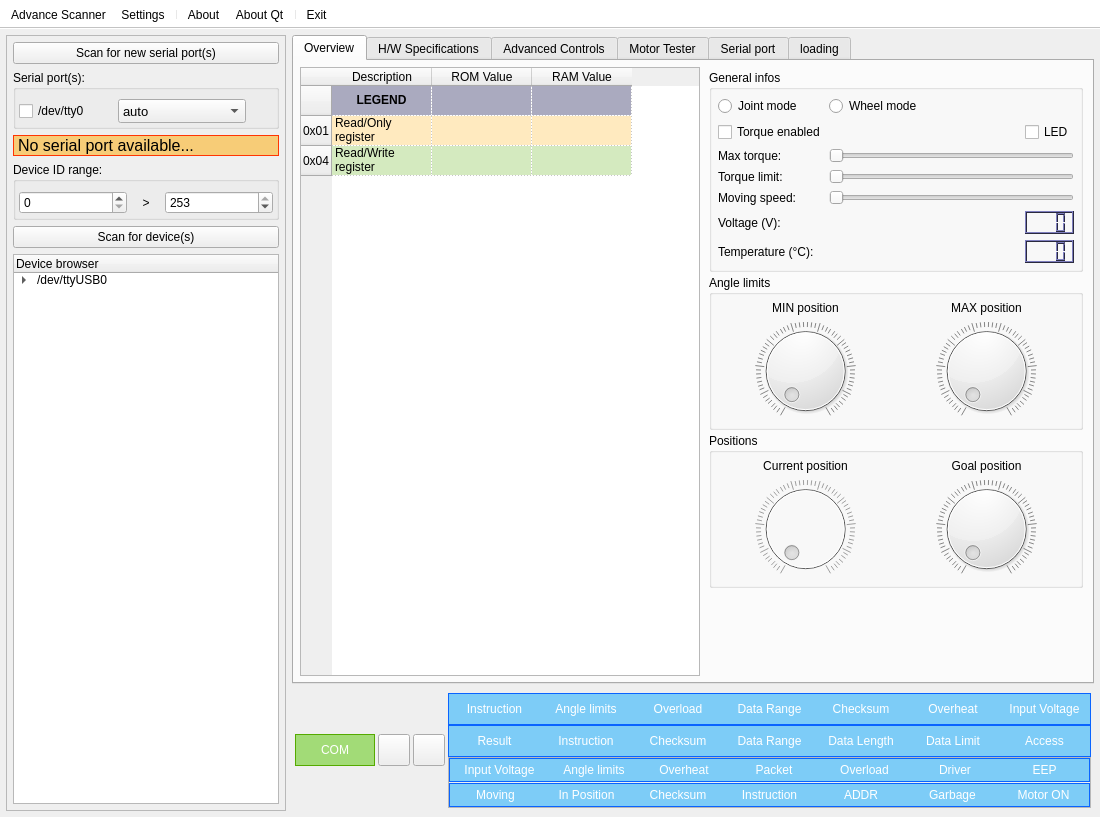
emericg/SmartServoFramework, file gui/ui/mainwindow.ui: the form before one commit.
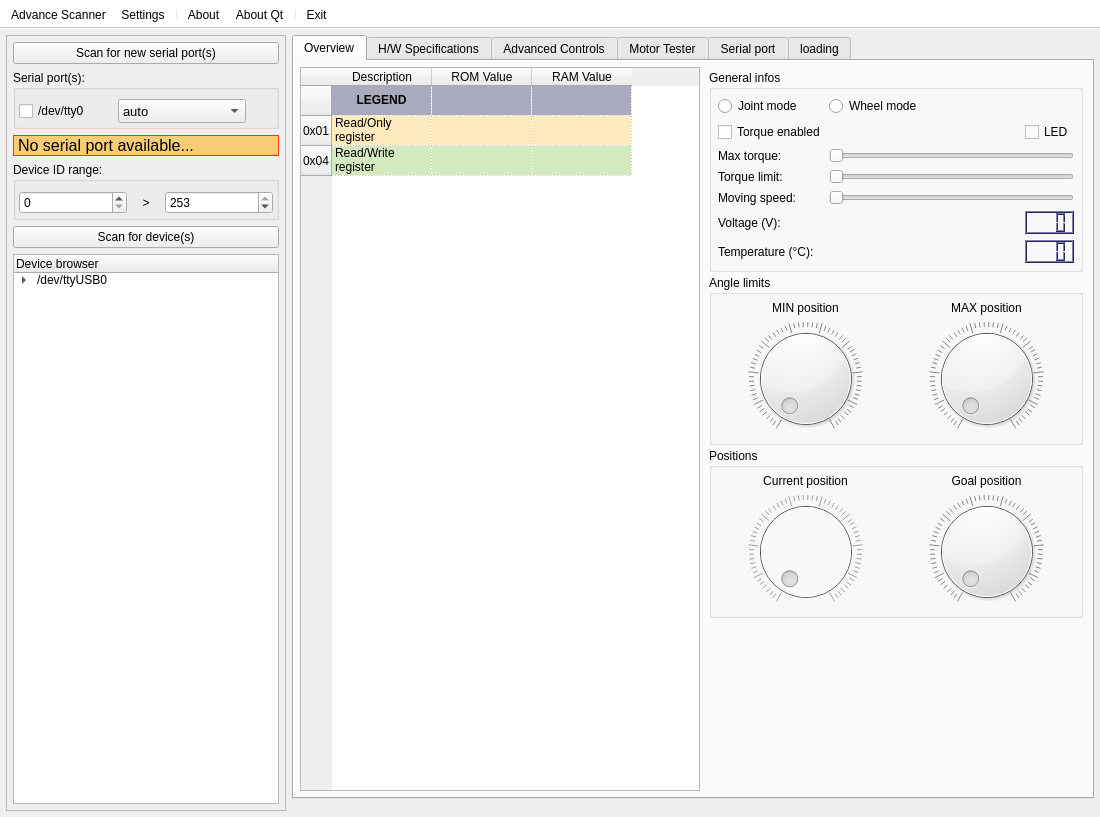
The form after the commit. Icons and pictures are not drawn. Custom widgets are drawn as their Qt base class.

Commit message: Split serial port error handling UI into its own widget

```diff
--- a/gui/ui/mainwindow.ui
+++ b/gui/ui/mainwindow.ui
@@ -41,7 +41,7 @@
     <property name="bottomMargin">
      <number>6</number>
     </property>
-    <item row="0" column="0" rowspan="2">
+    <item row="0" column="0" rowspan="3">
      <widget class="QFrame" name="frameDevices">
       <property name="minimumSize">
        <size>
@@ -2165,996 +2165,7 @@
      </widget>
     </item>
     <item row="1" column="1">
-     <widget class="QFrame" name="frameStatus">
-      <property name="sizePolicy">
-       <sizepolicy hsizetype="Preferred" vsizetype="Minimum">
-        <horstretch>0</horstretch>
-        <verstretch>0</verstretch>
-       </sizepolicy>
-      </property>
-      <property name="styleSheet">
-       <string notr="true"/>
-      </property>
-      <property name="frameShape">
-       <enum>QFrame::NoFrame</enum>
-      </property>
-      <property name="frameShadow">
-       <enum>QFrame::Raised</enum>
-      </property>
-      <layout class="QGridLayout" name="gridLayout_10">
-       <property name="leftMargin">
-        <number>3</number>
-       </property>
-       <property name="topMargin">
-        <number>3</number>
-       </property>
-       <property name="rightMargin">
-        <number>3</number>
-       </property>
-       <property name="bottomMargin">
-        <number>3</number>
-       </property>
-       <property name="horizontalSpacing">
-        <number>3</number>
-       </property>
-       <property name="verticalSpacing">
-        <number>0</number>
-       </property>
-       <item row="0" column="3" rowspan="4">
-        <widget class="QPushButton" name="pushButton_updateStatus">
-         <property name="maximumSize">
-          <size>
-           <width>32</width>
-           <height>32</height>
-          </size>
-         </property>
-         <property name="text">
-          <string/>
-         </property>
-         <property name="icon">
-          <iconset resource="../resources/resources.qrc">
-           <normaloff>:/icons/icons/emblem-ubuntuone-updating.svg</normaloff>:/icons/icons/emblem-ubuntuone-updating.svg</iconset>
-         </property>
-        </widget>
-       </item>
-       <item row="2" column="5">
-        <widget class="QFrame" name="frame_err_dxl2">
-         <property name="frameShape">
-          <enum>QFrame::NoFrame</enum>
-         </property>
-         <property name="frameShadow">
-          <enum>QFrame::Raised</enum>
-         </property>
-         <layout class="QHBoxLayout" name="horizontalLayout_4">
-          <property name="spacing">
-           <number>0</number>
-          </property>
-          <property name="leftMargin">
-           <number>0</number>
-          </property>
-          <property name="topMargin">
-           <number>0</number>
-          </property>
-          <property name="rightMargin">
-           <number>0</number>
-          </property>
-          <property name="bottomMargin">
-           <number>0</number>
-          </property>
-          <item>
-           <widget class="QLabel" name="label_err_res">
-            <property name="minimumSize">
-             <size>
-              <width>80</width>
-              <height>32</height>
-             </size>
-            </property>
-            <property name="maximumSize">
-             <size>
-              <width>16777215</width>
-              <height>32</height>
-             </size>
-            </property>
-            <property name="styleSheet">
-             <string notr="true">border-top: 1px solid rgb(10, 100, 255);
-border-bottom: 1px solid rgb(10, 100, 255);
-border-left: 1px solid rgb(10, 100, 255);
-background: rgba(12, 170, 255, 128);
-color: white;</string>
-            </property>
-            <property name="text">
-             <string>Result</string>
-            </property>
-            <property name="alignment">
-             <set>Qt::AlignCenter</set>
-            </property>
-           </widget>
-          </item>
-          <item>
-           <widget class="QLabel" name="label_err_cmd_2">
-            <property name="minimumSize">
-             <size>
-              <width>80</width>
-              <height>0</height>
-             </size>
-            </property>
-            <property name="maximumSize">
-             <size>
-              <width>16777215</width>
-              <height>32</height>
-             </size>
-            </property>
-            <property name="styleSheet">
-             <string notr="true">border-top: 1px solid rgb(10, 100, 255);
-border-bottom: 1px solid rgb(10, 100, 255);
-background: rgba(12, 170, 255, 128);
-color: white;</string>
-            </property>
-            <property name="text">
-             <string>Instruction</string>
-            </property>
-            <property name="alignment">
-             <set>Qt::AlignCenter</set>
-            </property>
-           </widget>
-          </item>
-          <item>
-           <widget class="QLabel" name="label_err_crc_2">
-            <property name="minimumSize">
-             <size>
-              <width>80</width>
-              <height>0</height>
-             </size>
-            </property>
-            <property name="maximumSize">
-             <size>
-              <width>16777215</width>
-              <height>32</height>
-             </size>
-            </property>
-            <property name="styleSheet">
-             <string notr="true">border-top: 1px solid rgb(10, 100, 255);
-border-bottom: 1px solid rgb(10, 100, 255);
-background: rgba(12, 170, 255, 128);
-color: white;</string>
-            </property>
-            <property name="text">
-             <string>Checksum</string>
-            </property>
-            <property name="alignment">
-             <set>Qt::AlignCenter</set>
-            </property>
-           </widget>
-          </item>
-          <item>
-           <widget class="QLabel" name="label_err_range_2">
-            <property name="minimumSize">
-             <size>
-              <width>60</width>
-              <height>0</height>
-             </size>
-            </property>
-            <property name="maximumSize">
-             <size>
-              <width>16777215</width>
-              <height>32</height>
-             </size>
-            </property>
-            <property name="styleSheet">
-             <string notr="true">border-top: 1px solid rgb(10, 100, 255);
-border-bottom: 1px solid rgb(10, 100, 255);
-background: rgba(12, 170, 255, 128);
-color: white;</string>
-            </property>
-            <property name="text">
-             <string>Data Range</string>
-            </property>
-            <property name="alignment">
-             <set>Qt::AlignCenter</set>
-            </property>
-           </widget>
-          </item>
-          <item>
-           <widget class="QLabel" name="label_err_length">
-            <property name="minimumSize">
-             <size>
-              <width>80</width>
-              <height>0</height>
-             </size>
-            </property>
-            <property name="maximumSize">
-             <size>
-              <width>16777215</width>
-              <height>32</height>
-             </size>
-            </property>
-            <property name="styleSheet">
-             <string notr="true">border-top: 1px solid rgb(10, 100, 255);
-border-bottom: 1px solid rgb(10, 100, 255);
-background: rgba(12, 170, 255, 128);
-color: white;</string>
-            </property>
-            <property name="text">
-             <string>Data Length</string>
-            </property>
-            <property name="alignment">
-             <set>Qt::AlignCenter</set>
-            </property>
-           </widget>
-          </item>
-          <item>
-           <widget class="QLabel" name="label_err_limit">
-            <property name="minimumSize">
-             <size>
-              <width>80</width>
-              <height>0</height>
-             </size>
-            </property>
-            <property name="maximumSize">
-             <size>
-              <width>16777215</width>
-              <height>32</height>
-             </size>
-            </property>
-            <property name="styleSheet">
-             <string notr="true">border-top: 1px solid rgb(10, 100, 255);
-border-bottom: 1px solid rgb(10, 100, 255);
-background: rgba(12, 170, 255, 128);
-color: white;</string>
-            </property>
-            <property name="text">
-             <string>Data Limit</string>
-            </property>
-            <property name="alignment">
-             <set>Qt::AlignCenter</set>
-            </property>
-           </widget>
-          </item>
-          <item>
-           <widget class="QLabel" name="label_err_access">
-            <property name="minimumSize">
-             <size>
-              <width>80</width>
-              <height>0</height>
-             </size>
-            </property>
-            <property name="maximumSize">
-             <size>
-              <width>16777215</width>
-              <height>32</height>
-             </size>
-            </property>
-            <property name="styleSheet">
-             <string notr="true">border-top: 1px solid rgb(10, 100, 255);
-border-bottom: 1px solid rgb(10, 100, 255);
-border-right: 1px solid rgb(10, 100, 255);
-background: rgba(12, 170, 255, 128);
-color: white;</string>
-            </property>
-            <property name="text">
-             <string>Access</string>
-            </property>
-            <property name="alignment">
-             <set>Qt::AlignCenter</set>
-            </property>
-           </widget>
-          </item>
-         </layout>
-        </widget>
-       </item>
-       <item row="3" column="5">
-        <widget class="QFrame" name="frame_err_hkx">
-         <property name="frameShape">
-          <enum>QFrame::StyledPanel</enum>
-         </property>
-         <property name="frameShadow">
-          <enum>QFrame::Raised</enum>
-         </property>
-         <layout class="QVBoxLayout" name="verticalLayout_4">
-          <property name="leftMargin">
-           <number>0</number>
-          </property>
-          <property name="topMargin">
-           <number>0</number>
-          </property>
-          <property name="rightMargin">
-           <number>0</number>
-          </property>
-          <property name="bottomMargin">
-           <number>0</number>
-          </property>
-          <item>
-           <layout class="QVBoxLayout" name="verticalLayout_2">
-            <property name="spacing">
-             <number>1</number>
-            </property>
-            <item>
-             <layout class="QHBoxLayout" name="horizontalLayout_5">
-              <property name="spacing">
-               <number>0</number>
-              </property>
-              <item>
-               <widget class="QLabel" name="label_err_vin_2">
-                <property name="minimumSize">
-                 <size>
-                  <width>100</width>
-                  <height>24</height>
-                 </size>
-                </property>
-                <property name="maximumSize">
-                 <size>
-                  <width>16777215</width>
-                  <height>32</height>
-                 </size>
-                </property>
-                <property name="styleSheet">
-                 <string notr="true">border-top: 1px solid rgb(10, 100, 255);
-border-bottom: 1px solid rgb(10, 100, 255);
-border-left: 1px solid rgb(10, 100, 255);
-background: rgba(12, 170, 255, 128);
-color: white;;
-color: white;</string>
-                </property>
-                <property name="text">
-                 <string>Input Voltage</string>
-                </property>
-                <property name="alignment">
-                 <set>Qt::AlignCenter</set>
-                </property>
-               </widget>
-              </item>
-              <item>
-               <widget class="QLabel" name="label_err_angle_2">
-                <property name="minimumSize">
-                 <size>
-                  <width>80</width>
-                  <height>0</height>
-                 </size>
-                </property>
-                <property name="maximumSize">
-                 <size>
-                  <width>16777215</width>
-                  <height>32</height>
-                 </size>
-                </property>
-                <property name="styleSheet">
-                 <string notr="true">border-top: 1px solid rgb(10, 100, 255);
-border-bottom: 1px solid rgb(10, 100, 255);
-background: rgba(12, 170, 255, 128);
-color: white;</string>
-                </property>
-                <property name="text">
-                 <string>Angle limits</string>
-                </property>
-                <property name="alignment">
-                 <set>Qt::AlignCenter</set>
-                </property>
-               </widget>
-              </item>
-              <item>
-               <widget class="QLabel" name="label_err_heat_2">
-                <property name="minimumSize">
-                 <size>
-                  <width>80</width>
-                  <height>0</height>
-                 </size>
-                </property>
-                <property name="maximumSize">
-                 <size>
-                  <width>16777215</width>
-                  <height>32</height>
-                 </size>
-                </property>
-                <property name="styleSheet">
-                 <string notr="true">border-top: 1px solid rgb(10, 100, 255);
-border-bottom: 1px solid rgb(10, 100, 255);
-background: rgba(12, 170, 255, 128);
-color: white;</string>
-                </property>
-                <property name="text">
-                 <string>Overheat</string>
-                </property>
-                <property name="alignment">
-                 <set>Qt::AlignCenter</set>
-                </property>
-               </widget>
-              </item>
-              <item>
-               <widget class="QLabel" name="label_err_packet">
-                <property name="minimumSize">
-                 <size>
-                  <width>80</width>
-                  <height>0</height>
-                 </size>
-                </property>
-                <property name="maximumSize">
-                 <size>
-                  <width>16777215</width>
-                  <height>32</height>
-                 </size>
-                </property>
-                <property name="styleSheet">
-                 <string notr="true">border-top: 1px solid rgb(10, 100, 255);
-border-bottom: 1px solid rgb(10, 100, 255);
-background: rgba(12, 170, 255, 128);
-color: white;</string>
-                </property>
-                <property name="text">
-                 <string>Packet</string>
-                </property>
-                <property name="alignment">
-                 <set>Qt::AlignCenter</set>
-                </property>
-               </widget>
-              </item>
-              <item>
-               <widget class="QLabel" name="label_err_overload_2">
-                <property name="minimumSize">
-                 <size>
-                  <width>80</width>
-                  <height>0</height>
-                 </size>
-                </property>
-                <property name="maximumSize">
-                 <size>
-                  <width>16777215</width>
-                  <height>32</height>
-                 </size>
-                </property>
-                <property name="styleSheet">
-                 <string notr="true">border-top: 1px solid rgb(10, 100, 255);
-border-bottom: 1px solid rgb(10, 100, 255);
-background: rgba(12, 170, 255, 128);
-color: white;</string>
-                </property>
-                <property name="text">
-                 <string>Overload</string>
-                </property>
-                <property name="alignment">
-                 <set>Qt::AlignCenter</set>
-                </property>
-               </widget>
-              </item>
-              <item>
-               <widget class="QLabel" name="label_err_driver">
-                <property name="minimumSize">
-                 <size>
-                  <width>60</width>
-                  <height>0</height>
-                 </size>
-                </property>
-                <property name="maximumSize">
-                 <size>
-                  <width>16777215</width>
-                  <height>32</height>
-                 </size>
-                </property>
-                <property name="styleSheet">
-                 <string notr="true">border-top: 1px solid rgb(10, 100, 255);
-border-bottom: 1px solid rgb(10, 100, 255);
-background: rgba(12, 170, 255, 128);
-color: white;</string>
-                </property>
-                <property name="text">
-                 <string>Driver</string>
-                </property>
-                <property name="alignment">
-                 <set>Qt::AlignCenter</set>
-                </property>
-               </widget>
-              </item>
-              <item>
-               <widget class="QLabel" name="label_err_eep">
-                <property name="minimumSize">
-                 <size>
-                  <width>60</width>
-                  <height>0</height>
-                 </size>
-                </property>
-                <property name="maximumSize">
-                 <size>
-                  <width>16777215</width>
-                  <height>32</height>
-                 </size>
-                </property>
-                <property name="styleSheet">
-                 <string notr="true">border-top: 1px solid rgb(10, 100, 255);
-border-bottom: 1px solid rgb(10, 100, 255);
-border-right: 1px solid rgb(10, 100, 255);
-background: rgba(12, 170, 255, 128);
-color: white;</string>
-                </property>
-                <property name="text">
-                 <string>EEP</string>
-                </property>
-                <property name="alignment">
-                 <set>Qt::AlignCenter</set>
-                </property>
-               </widget>
-              </item>
-             </layout>
-            </item>
-            <item>
-             <layout class="QHBoxLayout" name="horizontalLayout_6">
-              <property name="spacing">
-               <number>0</number>
-              </property>
-              <item>
-               <widget class="QLabel" name="label_stat_moving">
-                <property name="minimumSize">
-                 <size>
-                  <width>80</width>
-                  <height>24</height>
-                 </size>
-                </property>
-                <property name="maximumSize">
-                 <size>
-                  <width>16777215</width>
-                  <height>32</height>
-                 </size>
-                </property>
-                <property name="styleSheet">
-                 <string notr="true">border-top: 1px solid rgb(10, 100, 255);
-border-bottom: 1px solid rgb(10, 100, 255);
-border-left: 1px solid rgb(10, 100, 255);
-background: rgba(12, 170, 255, 128);
-color: white;</string>
-                </property>
-                <property name="text">
-                 <string>Moving</string>
-                </property>
-                <property name="alignment">
-                 <set>Qt::AlignCenter</set>
-                </property>
-               </widget>
-              </item>
-              <item>
-               <widget class="QLabel" name="label_stat_inpos">
-                <property name="minimumSize">
-                 <size>
-                  <width>80</width>
-                  <height>0</height>
-                 </size>
-                </property>
-                <property name="maximumSize">
-                 <size>
-                  <width>16777215</width>
-                  <height>32</height>
-                 </size>
-                </property>
-                <property name="styleSheet">
-                 <string notr="true">border-top: 1px solid rgb(10, 100, 255);
-border-bottom: 1px solid rgb(10, 100, 255);
-background: rgba(12, 170, 255, 128);
-color: white;</string>
-                </property>
-                <property name="text">
-                 <string>In Position</string>
-                </property>
-                <property name="alignment">
-                 <set>Qt::AlignCenter</set>
-                </property>
-               </widget>
-              </item>
-              <item>
-               <widget class="QLabel" name="label_stat_crc">
-                <property name="minimumSize">
-                 <size>
-                  <width>80</width>
-                  <height>0</height>
-                 </size>
-                </property>
-                <property name="maximumSize">
-                 <size>
-                  <width>16777215</width>
-                  <height>32</height>
-                 </size>
-                </property>
-                <property name="styleSheet">
-                 <string notr="true">border-top: 1px solid rgb(10, 100, 255);
-border-bottom: 1px solid rgb(10, 100, 255);
-background: rgba(12, 170, 255, 128);
-color: white;</string>
-                </property>
-                <property name="text">
-                 <string>Checksum</string>
-                </property>
-                <property name="alignment">
-                 <set>Qt::AlignCenter</set>
-                </property>
-               </widget>
-              </item>
-              <item>
-               <widget class="QLabel" name="label_stat_cmd">
-                <property name="minimumSize">
-                 <size>
-                  <width>80</width>
-                  <height>0</height>
-                 </size>
-                </property>
-                <property name="maximumSize">
-                 <size>
-                  <width>16777215</width>
-                  <height>32</height>
-                 </size>
-                </property>
-                <property name="styleSheet">
-                 <string notr="true">border-top: 1px solid rgb(10, 100, 255);
-border-bottom: 1px solid rgb(10, 100, 255);
-background: rgba(12, 170, 255, 128);
-color: white;</string>
-                </property>
-                <property name="text">
-                 <string>Instruction</string>
-                </property>
-                <property name="alignment">
-                 <set>Qt::AlignCenter</set>
-                </property>
-               </widget>
-              </item>
-              <item>
-               <widget class="QLabel" name="label_stat_addr">
-                <property name="minimumSize">
-                 <size>
-                  <width>60</width>
-                  <height>0</height>
-                 </size>
-                </property>
-                <property name="maximumSize">
-                 <size>
-                  <width>16777215</width>
-                  <height>32</height>
-                 </size>
-                </property>
-                <property name="styleSheet">
-                 <string notr="true">border-top: 1px solid rgb(10, 100, 255);
-border-bottom: 1px solid rgb(10, 100, 255);
-background: rgba(12, 170, 255, 128);
-color: white;</string>
-                </property>
-                <property name="text">
-                 <string>ADDR</string>
-                </property>
-                <property name="alignment">
-                 <set>Qt::AlignCenter</set>
-                </property>
-               </widget>
-              </item>
-              <item>
-               <widget class="QLabel" name="label_stat_gbg">
-                <property name="minimumSize">
-                 <size>
-                  <width>60</width>
-                  <height>0</height>
-                 </size>
-                </property>
-                <property name="maximumSize">
-                 <size>
-                  <width>16777215</width>
-                  <height>32</height>
-                 </size>
-                </property>
-                <property name="styleSheet">
-                 <string notr="true">border-top: 1px solid rgb(10, 100, 255);
-border-bottom: 1px solid rgb(10, 100, 255);
-background: rgba(12, 170, 255, 128);
-color: white;</string>
-                </property>
-                <property name="text">
-                 <string>Garbage</string>
-                </property>
-                <property name="alignment">
-                 <set>Qt::AlignCenter</set>
-                </property>
-               </widget>
-              </item>
-              <item>
-               <widget class="QLabel" name="label_stat_ton">
-                <property name="minimumSize">
-                 <size>
-                  <width>80</width>
-                  <height>0</height>
-                 </size>
-                </property>
-                <property name="maximumSize">
-                 <size>
-                  <width>16777215</width>
-                  <height>32</height>
-                 </size>
-                </property>
-                <property name="styleSheet">
-                 <string notr="true">border-top: 1px solid rgb(10, 100, 255);
-border-bottom: 1px solid rgb(10, 100, 255);
-border-right: 1px solid rgb(10, 100, 255);
-background: rgba(12, 170, 255, 128);
-color: white;</string>
-                </property>
-                <property name="text">
-                 <string>Motor ON</string>
-                </property>
-                <property name="alignment">
-                 <set>Qt::AlignCenter</set>
-                </property>
-               </widget>
-              </item>
-             </layout>
-            </item>
-           </layout>
-          </item>
-         </layout>
-        </widget>
-       </item>
-       <item row="0" column="2" rowspan="4">
-        <widget class="QLabel" name="serialLinkErrors_label2">
-         <property name="minimumSize">
-          <size>
-           <width>60</width>
-           <height>0</height>
-          </size>
-         </property>
-         <property name="maximumSize">
-          <size>
-           <width>80</width>
-           <height>32</height>
-          </size>
-         </property>
-         <property name="styleSheet">
-          <string notr="true">color: white;
-border: 1px solid rgb(85, 170, 0);
-background: rgba(85, 200, 0, 128);</string>
-         </property>
-         <property name="text">
-          <string>COM</string>
-         </property>
-         <property name="alignment">
-          <set>Qt::AlignCenter</set>
-         </property>
-        </widget>
-       </item>
-       <item row="1" column="5">
-        <widget class="QFrame" name="frame_err_dxl1">
-         <property name="frameShape">
-          <enum>QFrame::NoFrame</enum>
-         </property>
-         <property name="frameShadow">
-          <enum>QFrame::Raised</enum>
-         </property>
-         <layout class="QHBoxLayout" name="horizontalLayout_2">
-          <property name="spacing">
-           <number>0</number>
-          </property>
-          <property name="leftMargin">
-           <number>0</number>
-          </property>
-          <property name="topMargin">
-           <number>0</number>
-          </property>
-          <property name="rightMargin">
-           <number>0</number>
-          </property>
-          <property name="bottomMargin">
-           <number>0</number>
-          </property>
-          <item>
-           <widget class="QLabel" name="label_err_cmd">
-            <property name="minimumSize">
-             <size>
-              <width>80</width>
-              <height>32</height>
-             </size>
-            </property>
-            <property name="maximumSize">
-             <size>
-              <width>16777215</width>
-              <height>32</height>
-             </size>
-            </property>
-            <property name="styleSheet">
-             <string notr="true">border-top: 1px solid rgb(10, 100, 255);
-border-bottom: 1px solid rgb(10, 100, 255);
-border-left: 1px solid rgb(10, 100, 255);
-background: rgba(12, 170, 255, 128);
-color: white;</string>
-            </property>
-            <property name="text">
-             <string>Instruction</string>
-            </property>
-            <property name="alignment">
-             <set>Qt::AlignCenter</set>
-            </property>
-           </widget>
-          </item>
-          <item>
-           <widget class="QLabel" name="label_err_angle">
-            <property name="minimumSize">
-             <size>
-              <width>80</width>
-              <height>0</height>
-             </size>
-            </property>
-            <property name="maximumSize">
-             <size>
-              <width>16777215</width>
-              <height>32</height>
-             </size>
-            </property>
-            <property name="styleSheet">
-             <string notr="true">border-top: 1px solid rgb(10, 100, 255);
-border-bottom: 1px solid rgb(10, 100, 255);
-background: rgba(12, 170, 255, 128);
-color: white;</string>
-            </property>
-            <property name="text">
-             <string>Angle limits</string>
-            </property>
-            <property name="alignment">
-             <set>Qt::AlignCenter</set>
-            </property>
-           </widget>
-          </item>
-          <item>
-           <widget class="QLabel" name="label_err_overload">
-            <property name="minimumSize">
-             <size>
-              <width>80</width>
-              <height>0</height>
-             </size>
-            </property>
-            <property name="maximumSize">
-             <size>
-              <width>16777215</width>
-              <height>32</height>
-             </size>
-            </property>
-            <property name="styleSheet">
-             <string notr="true">border-top: 1px solid rgb(10, 100, 255);
-border-bottom: 1px solid rgb(10, 100, 255);
-background: rgba(12, 170, 255, 128);
-color: white;</string>
-            </property>
-            <property name="text">
-             <string>Overload</string>
-            </property>
-            <property name="alignment">
-             <set>Qt::AlignCenter</set>
-            </property>
-           </widget>
-          </item>
-          <item>
-           <widget class="QLabel" name="label_err_range">
-            <property name="minimumSize">
-             <size>
-              <width>60</width>
-              <height>0</height>
-             </size>
-            </property>
-            <property name="maximumSize">
-             <size>
-              <width>16777215</width>
-              <height>32</height>
-             </size>
-            </property>
-            <property name="styleSheet">
-             <string notr="true">border-top: 1px solid rgb(10, 100, 255);
-border-bottom: 1px solid rgb(10, 100, 255);
-background: rgba(12, 170, 255, 128);
-color: white;</string>
-            </property>
-            <property name="text">
-             <string>Data Range</string>
-            </property>
-            <property name="alignment">
-             <set>Qt::AlignCenter</set>
-            </property>
-           </widget>
-          </item>
-          <item>
-           <widget class="QLabel" name="label_err_crc">
-            <property name="minimumSize">
-             <size>
-              <width>80</width>
-              <height>0</height>
-             </size>
-            </property>
-            <property name="maximumSize">
-             <size>
-              <width>16777215</width>
-              <height>32</height>
-             </size>
-            </property>
-            <property name="styleSheet">
-             <string notr="true">border-top: 1px solid rgb(10, 100, 255);
-border-bottom: 1px solid rgb(10, 100, 255);
-background: rgba(12, 170, 255, 128);
-color: white;</string>
-            </property>
-            <property name="text">
-             <string>Checksum</string>
-            </property>
-            <property name="alignment">
-             <set>Qt::AlignCenter</set>
-            </property>
-           </widget>
-          </item>
-          <item>
-           <widget class="QLabel" name="label_err_heat">
-            <property name="minimumSize">
-             <size>
-              <width>80</width>
-              <height>0</height>
-             </size>
-            </property>
-            <property name="maximumSize">
-             <size>
-              <width>16777215</width>
-              <height>32</height>
-             </size>
-            </property>
-            <property name="styleSheet">
-             <string notr="true">border-top: 1px solid rgb(10, 100, 255);
-border-bottom: 1px solid rgb(10, 100, 255);
-background: rgba(12, 170, 255, 128);
-color: white;</string>
-            </property>
-            <property name="text">
-             <string>Overheat</string>
-            </property>
-            <property name="alignment">
-             <set>Qt::AlignCenter</set>
-            </property>
-           </widget>
-          </item>
-          <item>
-           <widget class="QLabel" name="label_err_vin">
-            <property name="minimumSize">
-             <size>
-              <width>80</width>
-              <height>0</height>
-             </size>
-            </property>
-            <property name="maximumSize">
-             <size>
-              <width>16777215</width>
-              <height>32</height>
-             </size>
-            </property>
-            <property name="styleSheet">
-             <string notr="true">border-top: 1px solid rgb(10, 100, 255);
-border-bottom: 1px solid rgb(10, 100, 255);
-border-right: 1px solid rgb(10, 100, 255);
-background: rgba(12, 170, 255, 128);
-color: white;</string>
-            </property>
-            <property name="text">
-             <string>Input Voltage</string>
-            </property>
-            <property name="alignment">
-             <set>Qt::AlignCenter</set>
-            </property>
-           </widget>
-          </item>
-         </layout>
-        </widget>
-       </item>
-       <item row="0" column="4" rowspan="4">
-        <widget class="QPushButton" name="pushButton_clearStatus">
-         <property name="maximumSize">
-          <size>
-           <width>32</width>
-           <height>32</height>
-          </size>
-         </property>
-         <property name="text">
-          <string/>
-         </property>
-         <property name="icon">
-          <iconset resource="../resources/resources.qrc">
-           <normaloff>:/icons/icons/emblem-unreadable.svg</normaloff>:/icons/icons/emblem-unreadable.svg</iconset>
-         </property>
-        </widget>
-       </item>
-      </layout>
-     </widget>
+     <widget class="widgetSerialError" name="widgetStatus" native="true"/>
     </item>
    </layout>
   </widget>
@@ -3251,6 +2262,12 @@
    <header>../src/tabSerial.h</header>
    <container>1</container>
   </customwidget>
+  <customwidget>
+   <class>widgetSerialError</class>
+   <extends>QWidget</extends>
+   <header>../src/widgetSerialError.h</header>
+   <container>1</container>
+  </customwidget>
  </customwidgets>
  <resources>
   <include location="../resources/resources.qrc"/>
```
The commit also changes 4 other files.
